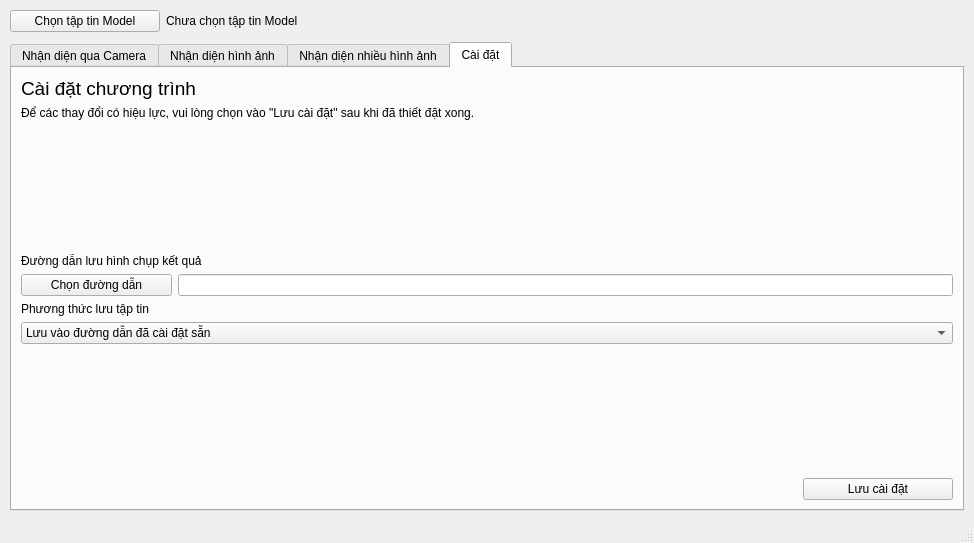
Before: the Qt Designer form ui/main.ui in vinhveer/QTObjectDetection, drawn with Qt 5.
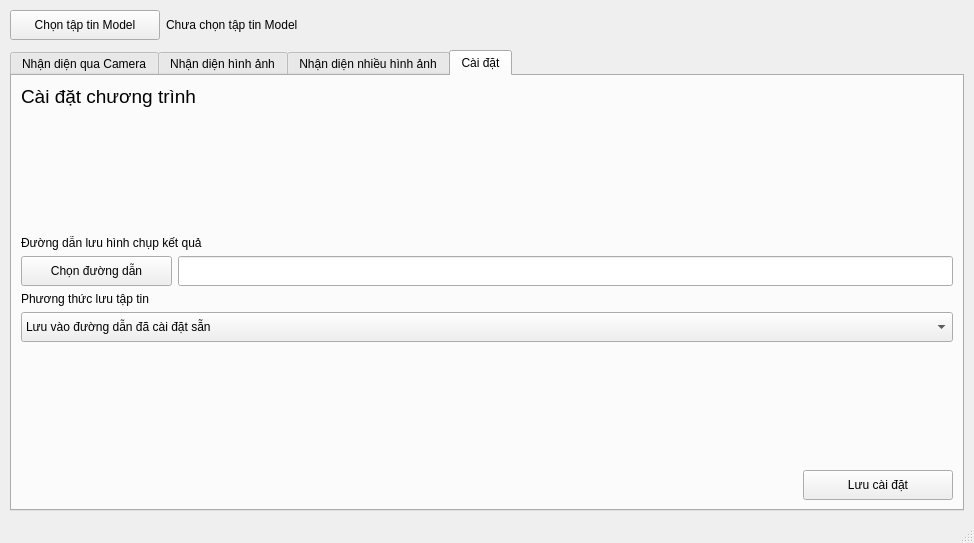
After: the same form once the commit is applied. The open tabs and pages were chosen to show the change.

Patch:
```diff
--- a/ui/main.ui
+++ b/ui/main.ui
@@ -67,7 +67,7 @@
          <property name="minimumSize">
           <size>
            <width>150</width>
-           <height>0</height>
+           <height>30</height>
           </size>
          </property>
          <property name="text">
@@ -83,6 +83,12 @@
            <verstretch>0</verstretch>
           </sizepolicy>
          </property>
+         <property name="minimumSize">
+          <size>
+           <width>0</width>
+           <height>30</height>
+          </size>
+         </property>
          <property name="text">
           <string>Chưa chọn tập tin Model</string>
          </property>
@@ -93,6 +99,12 @@
     </item>
     <item>
      <widget class="QTabWidget" name="tabWidget">
+      <property name="minimumSize">
+       <size>
+        <width>0</width>
+        <height>0</height>
+       </size>
+      </property>
       <property name="font">
        <font>
         <family>Segoe UI</family>
@@ -742,6 +754,49 @@
         <string>Cài đặt</string>
        </attribute>
        <layout class="QGridLayout" name="gridLayout_9">
+        <item row="6" column="0">
+         <spacer name="verticalSpacer_2">
+          <property name="orientation">
+           <enum>Qt::Orientation::Vertical</enum>
+          </property>
+          <property name="sizeHint" stdset="0">
+           <size>
+            <width>20</width>
+            <height>40</height>
+           </size>
+          </property>
+         </spacer>
+        </item>
+        <item row="7" column="0">
+         <layout class="QHBoxLayout" name="horizontalLayout">
+          <item>
+           <spacer name="horizontalSpacer_5">
+            <property name="orientation">
+             <enum>Qt::Orientation::Horizontal</enum>
+            </property>
+            <property name="sizeHint" stdset="0">
+             <size>
+              <width>40</width>
+              <height>20</height>
+             </size>
+            </property>
+           </spacer>
+          </item>
+          <item>
+           <widget class="QPushButton" name="buttonSaveSettings">
+            <property name="minimumSize">
+             <size>
+              <width>150</width>
+              <height>30</height>
+             </size>
+            </property>
+            <property name="text">
+             <string>Lưu cài đặt</string>
+            </property>
+           </widget>
+          </item>
+         </layout>
+        </item>
         <item row="0" column="0">
          <widget class="QLabel" name="label_2">
           <property name="font">
@@ -755,41 +810,14 @@
           </property>
          </widget>
         </item>
-        <item row="2" column="0">
-         <spacer name="verticalSpacer">
-          <property name="orientation">
-           <enum>Qt::Orientation::Vertical</enum>
-          </property>
-          <property name="sizeHint" stdset="0">
-           <size>
-            <width>20</width>
-            <height>40</height>
-           </size>
-          </property>
-         </spacer>
-        </item>
-        <item row="7" column="0">
-         <spacer name="verticalSpacer_2">
-          <property name="orientation">
-           <enum>Qt::Orientation::Vertical</enum>
-          </property>
-          <property name="sizeHint" stdset="0">
-           <size>
-            <width>20</width>
-            <height>40</height>
-           </size>
-          </property>
-         </spacer>
-        </item>
         <item row="5" column="0">
-         <widget class="QLabel" name="label">
-          <property name="text">
-           <string>Phương thức lưu tập tin</string>
-          </property>
-         </widget>
-        </item>
-        <item row="6" column="0">
          <widget class="QComboBox" name="comboBoxChooseTypeSaveData">
+          <property name="minimumSize">
+           <size>
+            <width>0</width>
+            <height>30</height>
+           </size>
+          </property>
           <item>
            <property name="text">
             <string extracomment="Hello">Lưu vào đường dẫn đã cài đặt sẵn</string>
@@ -802,21 +830,27 @@
           </item>
          </widget>
         </item>
+        <item row="1" column="0">
+         <spacer name="verticalSpacer">
+          <property name="orientation">
+           <enum>Qt::Orientation::Vertical</enum>
+          </property>
+          <property name="sizeHint" stdset="0">
+           <size>
+            <width>20</width>
+            <height>40</height>
+           </size>
+          </property>
+         </spacer>
+        </item>
         <item row="3" column="0">
-         <widget class="QLabel" name="label_3">
-          <property name="text">
-           <string>Đường dẫn lưu hình chụp kết quả</string>
-          </property>
-         </widget>
-        </item>
-        <item row="4" column="0">
          <layout class="QHBoxLayout" name="horizontalLayout_2">
           <item>
            <widget class="QPushButton" name="buttonSaveShot">
             <property name="minimumSize">
              <size>
               <width>151</width>
-              <height>0</height>
+              <height>30</height>
              </size>
             </property>
             <property name="text">
@@ -825,44 +859,28 @@
            </widget>
           </item>
           <item>
-           <widget class="QLineEdit" name="pathSaveShot"/>
-          </item>
-         </layout>
-        </item>
-        <item row="8" column="0">
-         <layout class="QHBoxLayout" name="horizontalLayout">
-          <item>
-           <spacer name="horizontalSpacer_5">
-            <property name="orientation">
-             <enum>Qt::Orientation::Horizontal</enum>
-            </property>
-            <property name="sizeHint" stdset="0">
-             <size>
-              <width>40</width>
-              <height>20</height>
-             </size>
-            </property>
-           </spacer>
-          </item>
-          <item>
-           <widget class="QPushButton" name="buttonSaveSettings">
+           <widget class="QLineEdit" name="pathSaveShot">
             <property name="minimumSize">
              <size>
-              <width>150</width>
-              <height>0</height>
+              <width>0</width>
+              <height>30</height>
              </size>
             </property>
-            <property name="text">
-             <string>Lưu cài đặt</string>
-            </property>
            </widget>
           </item>
          </layout>
         </item>
-        <item row="1" column="0">
-         <widget class="QLabel" name="label_4">
+        <item row="4" column="0">
+         <widget class="QLabel" name="label">
           <property name="text">
-           <string>Để các thay đổi có hiệu lực, vui lòng chọn vào &quot;Lưu cài đặt&quot; sau khi đã thiết đặt xong.</string>
+           <string>Phương thức lưu tập tin</string>
+          </property>
+         </widget>
+        </item>
+        <item row="2" column="0">
+         <widget class="QLabel" name="label_3">
+          <property name="text">
+           <string>Đường dẫn lưu hình chụp kết quả</string>
           </property>
          </widget>
         </item>
```
Left out of the diff: 32 changed lines with no effect on the pictures.
